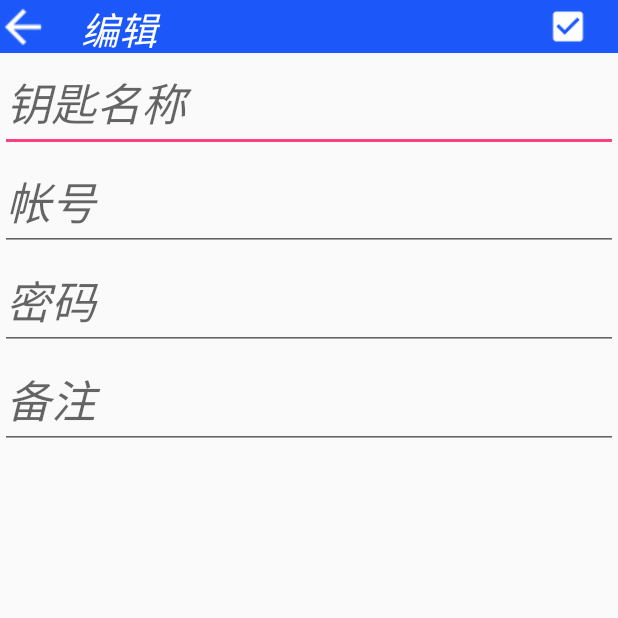
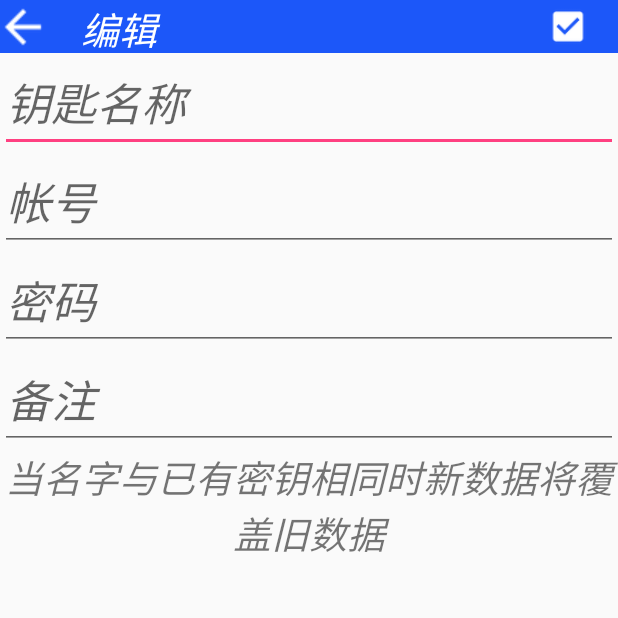
Before and after one commit to SoulMateXD/MyKey, an Android app: the EditActivity screen opened directly, with no data from a screen before it, on a phone screen of 412 x 824 dp, the top half of it. Run offline under Robolectric (Android 15) with nearby library versions, the phone set to English and light mode, and no system bars.

Commit message:
改动了修改功能

```diff
--- a/app/src/main/AndroidManifest.xml
+++ b/app/src/main/AndroidManifest.xml
@@ -4,7 +4,7 @@
 
     <application
         android:allowBackup="true"
-        android:icon="@mipmap/ic_launcher"
+        android:icon="@drawable/xd"
         android:label="@string/app_name"
         android:supportsRtl="true"
         android:theme="@style/AppTheme" >
--- a/app/src/main/res/layout/edit.xml
+++ b/app/src/main/res/layout/edit.xml
@@ -72,6 +72,16 @@
         android:textSize="30dp"/>
 
 
+    <TextView
+        android:layout_width="match_parent"
+        android:layout_height="wrap_content"
+        android:text="当名字与已有密钥相同时新数据将覆盖旧数据"
+        android:layout_gravity="center"
+        android:gravity="center"
+        android:textStyle="italic"
+        android:textSize="25dp"/>
+
+
 
 
 </LinearLayout>
```
Also changed, not shown: 1 other file.
